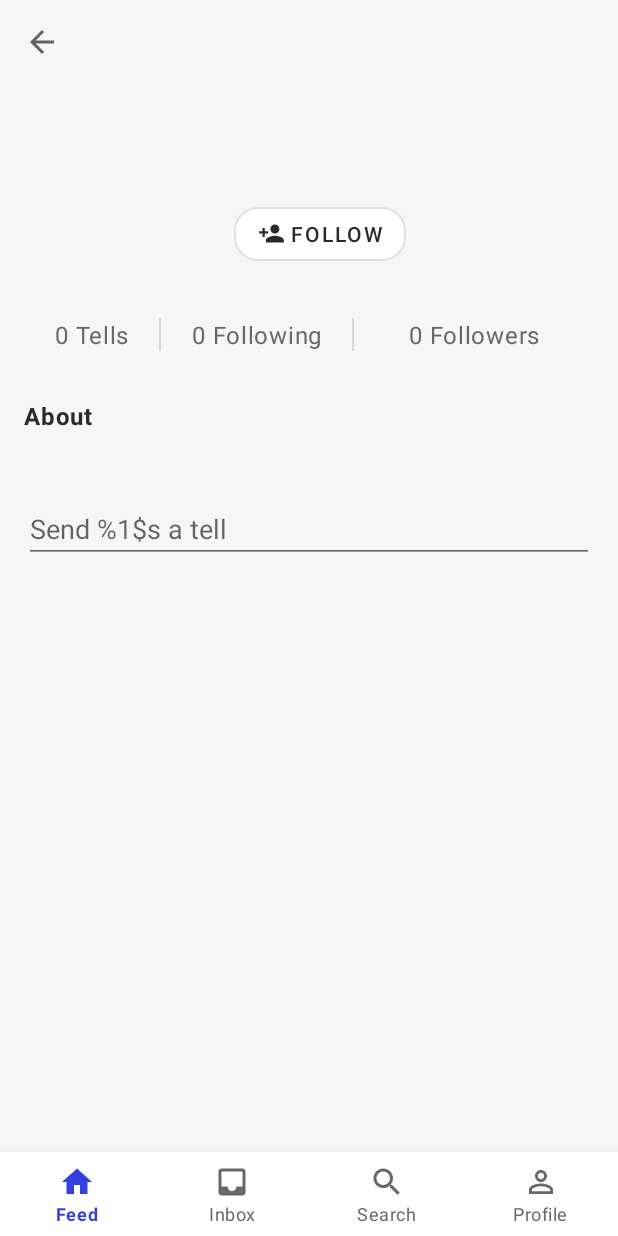
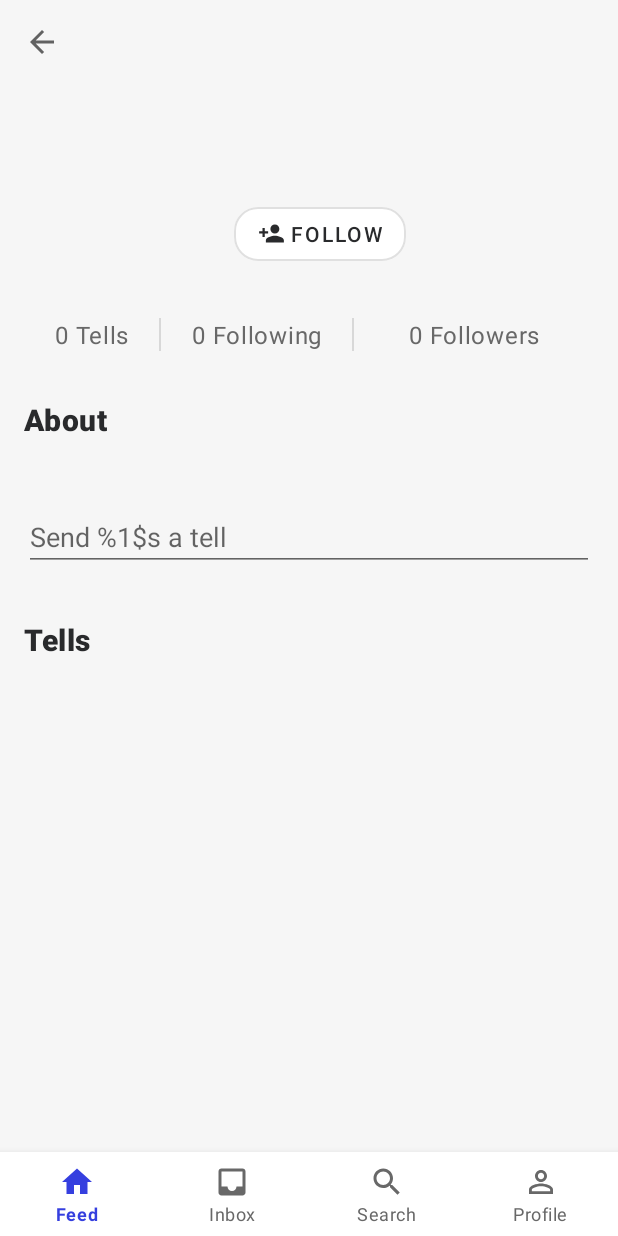
Before and after one commit to itsandreramon/TellMe, an Android app: the fragment UserProfileFragment placed in its activity, on a phone screen of 412 x 824 dp. Run offline under Robolectric (Android 15) with nearby library versions, the phone set to English and light mode, and no system bars; our stand-ins replace Dagger/Hilt's generated code, Firebase (no records; nobody signed in at launch, a user with empty details on screens opened directly), Room's generated code, Timber, data binding and 1 more; libraries missing offline, so code that uses them is left out: com.jakewharton.threetenabp; 8 statements that could not run were skipped.

Commit message:
(App) : Implement a list with tells the user answered on the profile

```diff
--- a/app/src/main/java/com/tellme/app/data/TellDao.kt
+++ b/app/src/main/java/com/tellme/app/data/TellDao.kt
@@ -14,4 +14,5 @@ interface TellDao {
     suspend fun deleteTellRemote(id: String): Result<Boolean>
     suspend fun insertTellRemote(tell: Tell): Result<Boolean>
     suspend fun updateTellRemote(tell: Tell): Result<Boolean>
+    suspend fun findTellsByReceiverUid(uid: String): Result<List<Tell>>
 }
--- a/app/src/main/java/com/tellme/app/data/api/TellService.kt
+++ b/app/src/main/java/com/tellme/app/data/api/TellService.kt
@@ -50,4 +50,9 @@ interface TellService {
     suspend fun getFeedByUser(
         @Path("uid") uid: String
     ): Response<List<FeedItem>>
+
+    @GET("tells/receiver/{uid}")
+    suspend fun findTellsByReceiverUid(
+        @Path("uid") uid: String
+    ): Response<List<Tell>>
 }
--- a/app/src/main/java/com/tellme/app/model/Tell.kt
+++ b/app/src/main/java/com/tellme/app/model/Tell.kt
@@ -29,9 +29,9 @@ import com.tellme.app.util.TELL_KEY_RECEIVER_UID
 import com.tellme.app.util.TELL_KEY_REPLY
 import com.tellme.app.util.TELL_KEY_REPLY_DATE
 import com.tellme.app.util.TELL_KEY_SEND_DATE
+import kotlin.Exception
 import kotlinx.android.parcel.Parcelize
 import timber.log.Timber
-import kotlin.Exception
 
 @Parcelize
 @Entity(tableName = "inbox_items")
--- a/app/src/main/java/com/tellme/app/ui/destinations/inbox/InboxFragment.kt
+++ b/app/src/main/java/com/tellme/app/ui/destinations/inbox/InboxFragment.kt
@@ -42,7 +42,7 @@ import java.io.IOException
 import javax.inject.Inject
 import kotlinx.coroutines.launch
 
-class InboxFragment : Fragment(), InboxItemViewAdapter.TellClickListener {
+class InboxFragment : Fragment(), InboxItemViewAdapter.InboxItemClickListener {
 
     private lateinit var binding: FragmentInboxBinding
     private lateinit var mContext: Context
@@ -73,7 +73,7 @@ class InboxFragment : Fragment(), InboxItemViewAdapter.TellClickListener {
         }
     }
 
-    override fun onTellClicked(tell: Tell) {
+    override fun onInboxItemClicked(tell: Tell) {
         val intent = Intent(context, ReplyTellActivity::class.java)
         intent.putExtra(TELL_KEY_ID, tell.id)
         intent.putExtra(EXTRA_TELL_KEY, tell)
@@ -268,7 +268,7 @@ class InboxFragment : Fragment(), InboxItemViewAdapter.TellClickListener {
         }
     }
 
-    private fun setupTellAdapter(listener: InboxItemViewAdapter.TellClickListener) {
+    private fun setupTellAdapter(listener: InboxItemViewAdapter.InboxItemClickListener) {
         val viewManager = LinearLayoutManager(activity)
         val viewAdapter = InboxItemViewAdapter(listener)
 
--- a/app/src/main/java/com/tellme/app/ui/destinations/inbox/InboxItemViewAdapter.kt
+++ b/app/src/main/java/com/tellme/app/ui/destinations/inbox/InboxItemViewAdapter.kt
@@ -15,7 +15,7 @@ import com.tellme.app.model.TellDiffCallback
 import com.tellme.databinding.ViewHolderItemInboxBinding
 
 class InboxItemViewAdapter(
-    private val listener: TellClickListener
+    private val listener: InboxItemClickListener
 ) : ListAdapter<Tell, InboxItemViewHolder>(TellDiffCallback) {
 
     override fun onCreateViewHolder(parent: ViewGroup, viewType: Int): InboxItemViewHolder {
@@ -30,7 +30,7 @@ class InboxItemViewAdapter(
         holderItem.bind(getItem(position), listener)
     }
 
-    interface TellClickListener {
-        fun onTellClicked(tell: Tell)
+    interface InboxItemClickListener {
+        fun onInboxItemClicked(tell: Tell)
     }
 }
--- a/app/src/main/java/com/tellme/app/ui/destinations/inbox/InboxItemViewHolder.kt
+++ b/app/src/main/java/com/tellme/app/ui/destinations/inbox/InboxItemViewHolder.kt
@@ -17,15 +17,15 @@ import com.tellme.R
 import com.tellme.app.model.Tell
 import com.tellme.app.util.DateUtils
 import com.tellme.databinding.ViewHolderItemInboxBinding
+import java.util.Locale
 import org.threeten.bp.format.DateTimeParseException
-import java.util.Locale
 
 class InboxItemViewHolder(val binding: ViewHolderItemInboxBinding) : RecyclerView.ViewHolder(binding.root) {
 
-    fun bind(tell: Tell, listener: InboxItemViewAdapter.TellClickListener) {
+    fun bind(tell: Tell, listener: InboxItemViewAdapter.InboxItemClickListener) {
 
         binding.tell = tell
-        binding.root.setOnClickListener { listener.onTellClicked(tell) }
+        binding.root.setOnClickListener { listener.onInboxItemClicked(tell) }
         binding.textViewTranslate.setOnClickListener { tryTranslate(tell.question, Locale.getDefault().language) }
 
         binding.textViewDate.text = try {
--- a/app/src/main/java/com/tellme/app/ui/destinations/search/UserProfileFragment.kt
+++ b/app/src/main/java/com/tellme/app/ui/destinations/search/UserProfileFragment.kt
@@ -18,11 +18,14 @@ import androidx.lifecycle.Observer
 import androidx.lifecycle.lifecycleScope
 import androidx.navigation.fragment.findNavController
 import androidx.navigation.fragment.navArgs
+import androidx.recyclerview.widget.LinearLayoutManager
 import com.tellme.R
 import com.tellme.app.dagger.inject
 import com.tellme.app.data.Result
 import com.tellme.app.extensions.setUserProfileImageFromPath
+import com.tellme.app.model.Tell
 import com.tellme.app.model.User
+import com.tellme.app.ui.destinations.inbox.InboxItemViewAdapter
 import com.tellme.app.util.DialogUtils
 import com.tellme.app.util.ViewUtils
 import com.tellme.app.viewmodels.main.TellViewModel
@@ -32,7 +35,10 @@ import java.io.IOException
 import javax.inject.Inject
 import kotlinx.coroutines.launch
 
-class UserProfileFragment : Fragment() {
+class UserProfileFragment : Fragment(), InboxItemViewAdapter.InboxItemClickListener {
+
+    private lateinit var viewItemViewAdapter: UserTellsItemViewAdapter
+    private lateinit var viewManager: LinearLayoutManager
 
     private val args: UserProfileFragmentArgs by navArgs()
     private lateinit var binding: FragmentProfileUserBinding
@@ -40,9 +46,12 @@ class UserProfileFragment : Fragment() {
     @Inject lateinit var userViewModel: UserViewModel
     @Inject lateinit var tellViewModel: TellViewModel
 
+    private lateinit var mContext: Context
+
     override fun onAttach(context: Context) {
         super.onAttach(context)
         inject(this)
+        mContext = context
     }
 
     override fun onCreateView(
@@ -82,8 +91,36 @@ class UserProfileFragment : Fragment() {
         setupTellAdapter()
     }
 
+    override fun onInboxItemClicked(tell: Tell) {
+        ViewUtils.showToast(requireContext(), "Clicked ${tell.id}")
+    }
+
+    // reuse FeedItemViewAdapter
     private fun setupTellAdapter() {
-        // TODO
+        viewManager = LinearLayoutManager(activity)
+        viewItemViewAdapter = UserTellsItemViewAdapter()
+
+        binding.userTellsRecyclerView.apply {
+            layoutManager = viewManager
+            adapter = viewItemViewAdapter
+        }
+
+        lifecycleScope.launch {
+            try {
+                val tells = tellViewModel.findTellsByReceiverUid(args.user.uid)
+                    .filter { it.reply.isNotBlank() }
+                    .sorted()
+
+                if (tells.isEmpty()) {
+                    binding.textViewAbout.visibility = View.GONE
+                    binding.textViewAboutMessage.visibility = View.GONE
+                }
+
+                viewItemViewAdapter.submitList(tells)
+            } catch (e: Exception) {
+                ViewUtils.showToast(requireContext(), "Error loading tells.")
+            }
+        }
     }
 
     private fun setupFollowButton(loggedInUser: User) {
--- a/app/src/main/java/com/tellme/app/util/Constants.kt
+++ b/app/src/main/java/com/tellme/app/util/Constants.kt
@@ -7,8 +7,8 @@
 
 package com.tellme.app.util
 
-// const val BASE_URL = "https://tellme-backend.herokuapp.com/api/v2/"
-const val BASE_URL = "http://10.0.2.2:8080/api/v2/"
+const val BASE_URL = "https://tellme-backend.herokuapp.com/api/v2/"
+// const val BASE_URL = "http://10.0.2.2:8080/api/v2/"
 
 const val LOCAL_DATABASE_NAME = "tellMe-db"
 
--- a/app/src/main/res/layout/fragment_profile_user.xml
+++ b/app/src/main/res/layout/fragment_profile_user.xml
@@ -33,9 +33,14 @@
             android:fillViewport="true">
 
             <RelativeLayout
-                android:padding="@dimen/margin_medium"
                 android:layout_width="match_parent"
                 android:layout_height="wrap_content">
+
+                <RelativeLayout
+                    android:id="@+id/stats"
+                    android:layout_width="match_parent"
+                    android:layout_height="wrap_content"
+                    android:padding="@dimen/margin_medium">
 
                     <ImageView
                         android:id="@+id/image_view_user_avatar"
@@ -130,31 +135,59 @@
                             android:id="@+id/text_view_about"
                             android:layout_width="wrap_content"
                             android:layout_height="wrap_content"
+                            android:layout_marginBottom="@dimen/margin_tiny"
                             android:text="About"
-                        android:layout_marginBottom="@dimen/margin_tiny"
-                        android:textAppearance="@style/headline7" />
+                            android:textAppearance="@style/headline6" />
 
                         <TextView
                             android:id="@+id/text_view_about_message"
                             android:layout_width="wrap_content"
                             android:layout_height="wrap_content"
+                            android:layout_marginBottom="@dimen/margin_medium"
                             android:text="@{user.about}"
-                        android:textAppearance="@style/p"
-                        android:layout_marginBottom="@dimen/margin_medium"/>
+                            android:textAppearance="@style/p" />
 
                         <EditText
-                        android:importantForAutofill="no"
                             android:id="@+id/edit_text_send_user_tell"
                             android:layout_width="match_parent"
                             android:layout_height="wrap_content"
+                            android:layout_marginBottom="@dimen/margin_medium"
                             android:focusable="false"
                             android:hint="@string/send_user_tell"
                             android:imeOptions="actionSend"
+                            android:importantForAutofill="no"
                             android:inputType="textImeMultiLine" />
 
                     </LinearLayout>
 
                 </RelativeLayout>
+
+                <LinearLayout
+                    android:orientation="vertical"
+                    android:layout_below="@id/stats"
+                    android:layout_width="match_parent"
+                    android:layout_height="match_parent">
+
+                    <TextView
+                        android:layout_marginStart="@dimen/margin_medium"
+                        android:id="@+id/text_view_tells"
+                        android:layout_width="wrap_content"
+                        android:layout_height="wrap_content"
+                        android:layout_marginBottom="@dimen/margin_tiny"
+                        android:text="Tells"
+                        android:textAppearance="@style/headline6" />
+
+                    <androidx.recyclerview.widget.RecyclerView
+                        android:id="@+id/user_tells_recycler_view"
+                        android:layout_width="match_parent"
+                        android:layout_height="match_parent"
+                        android:scrollbars="vertical"
+                        tools:listitem="@layout/view_holder_item_feed" />
+
+                </LinearLayout>
+
+            </RelativeLayout>
+
         </ScrollView>
 
     </RelativeLayout>
```
Also changed, not shown: app/src/main/java/com/tellme/app/data/TellRepository.kt (+11 -0 lines), app/src/main/java/com/tellme/app/ui/destinations/search/UserTellsItemViewAdapter.kt (added, +34 -0 lines), app/src/main/java/com/tellme/app/ui/destinations/search/UserTellsItemViewHolder.kt (added, +30 -0 lines), app/src/main/java/com/tellme/app/viewmodels/main/TellViewModel.kt (+9 -0 lines), app/src/main/res/layout/view_holder_item_user_tells.xml (added, +63 -0 lines). Lines whose indentation alone changed are shown as unchanged.
